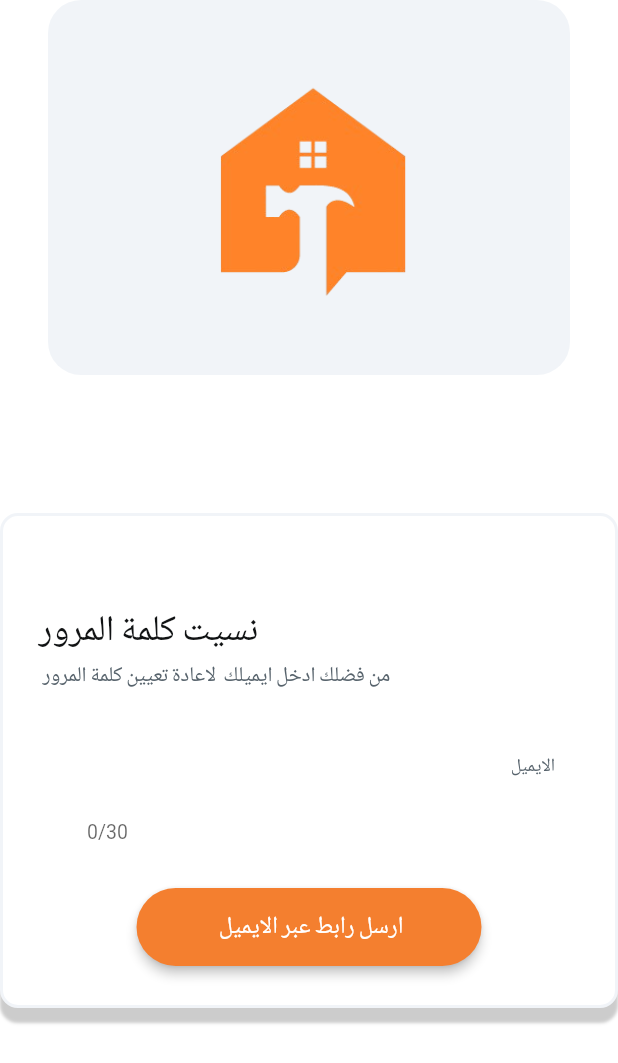
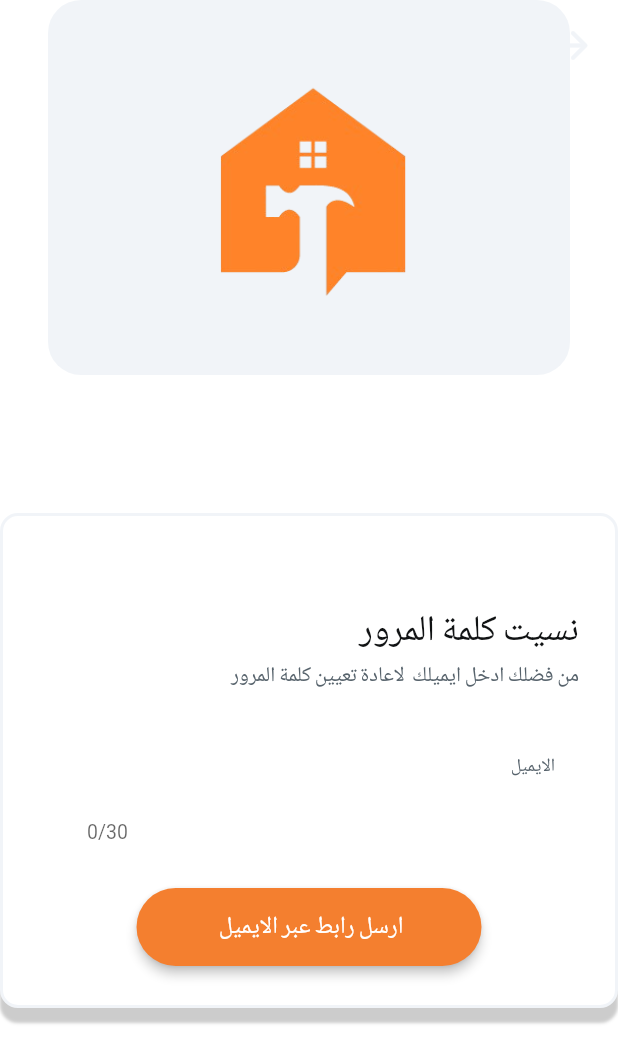
Before and after one commit to Omaima-2/Group-4, a Flutter app: the ForgetPassWidget screen opened directly, on a phone screen of 412 x 824 dp. Shown: the top 1063 px of the screen. Run offline on Flutter 3.47's test engine with Material 3 defaults, Android fonts, the phone set to English and light mode, and no system bars; drawn by our look-alikes of auto_size_text, flutter_animate; our stand-ins replace cached_network_image, cloud_firestore, dropdown_button2, file_picker, firebase_auth, firebase_core and 17 more; missing offline and left inert: json_path, map_launcher, mime_type; accounts and stored records are empty; network calls fail; Roboto replaces fonts that are missing (Readex Pro).

Commit message:
Updating to latest FlutterFlow output.

```diff
--- a/lib/client_regriste/client_regriste_widget.dart
+++ b/lib/client_regriste/client_regriste_widget.dart
@@ -1585,9 +1585,9 @@ class _ClientRegristeWidgetState extends State<ClientRegristeWidget>
                                                                     child:
                                                                         FFButtonWidget(
                                                                       onPressed:
-                                                                          () {
-                                                                        print(
-                                                                            'Button pressed ...');
+                                                                          () async {
+                                                                        context.pushNamed(
+                                                                            'ForgetPass');
                                                                       },
                                                                       text:
                                                                           'نسيت كلمة المرور؟',
--- a/lib/forget_pass/forget_pass_widget.dart
+++ b/lib/forget_pass/forget_pass_widget.dart
@@ -1,4 +1,5 @@
 import '/flutter_flow/flutter_flow_animations.dart';
+import '/flutter_flow/flutter_flow_icon_button.dart';
 import '/flutter_flow/flutter_flow_theme.dart';
 import '/flutter_flow/flutter_flow_util.dart';
 import '/flutter_flow/flutter_flow_widgets.dart';
@@ -190,7 +191,7 @@ class _ForgetPassWidgetState extends State<ForgetPassWidget>
                                         ),
                                       Align(
                                         alignment:
-                                            const AlignmentDirectional(1.0, 0.0),
+                                            const AlignmentDirectional(-1.0, 0.0),
                                         child: Text(
                                           'نسيت كلمة المرور',
                                           textAlign: TextAlign.start,
@@ -207,7 +208,7 @@ class _ForgetPassWidgetState extends State<ForgetPassWidget>
                                       ),
                                       Align(
                                         alignment:
-                                            const AlignmentDirectional(1.0, 0.0),
+                                            const AlignmentDirectional(-1.0, 0.0),
                                         child: Padding(
                                           padding:
                                               const EdgeInsetsDirectional.fromSTEB(
@@ -390,6 +391,23 @@ class _ForgetPassWidgetState extends State<ForgetPassWidget>
                     ),
                   ),
                 ),
+                Align(
+                  alignment: const AlignmentDirectional(-1.0, -1.0),
+                  child: FlutterFlowIconButton(
+                    borderColor: Colors.transparent,
+                    borderRadius: 30.0,
+                    borderWidth: 1.0,
+                    buttonSize: 60.0,
+                    icon: Icon(
+                      Icons.arrow_back_rounded,
+                      color: FlutterFlowTheme.of(context).primaryBackground,
+                      size: 30.0,
+                    ),
+                    onPressed: () async {
+                      context.safePop();
+                    },
+                  ),
+                ),
               ],
             ),
           ),
```
Also changed, not shown: lib/admin_register/admin_register_widget.dart (+4 -4 lines), lib/service_provider_register/service_provider_register_widget.dart (+4 -3 lines).
